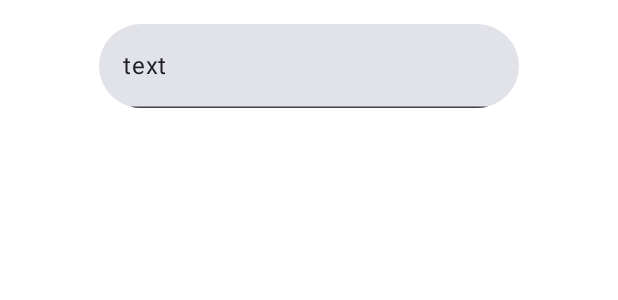
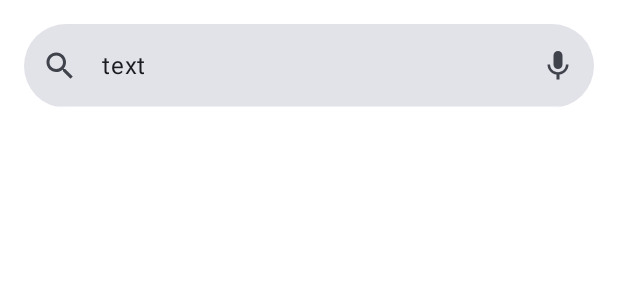
Before and after one commit to ViktoriaGavrosh/Android_Flight_Search, an Android app built with Jetpack Compose: the @Preview function FlightHomeScreenPreview, on a phone screen of 412 x 824 dp. Shown: the top 300 px of the screen. Run offline under Robolectric (Android 15) with nearby library versions, the phone set to English and light mode, and no system bars; our stand-ins replace Room's generated code.

Commit message:
fix TextField - UI

```diff
--- a/app/src/main/java/com/viktoriagavrosh/flightsearch/ui/FlightHomeScreen.kt
+++ b/app/src/main/java/com/viktoriagavrosh/flightsearch/ui/FlightHomeScreen.kt
@@ -3,12 +3,19 @@ package com.viktoriagavrosh.flightsearch.ui
 import androidx.compose.foundation.layout.Column
 import androidx.compose.foundation.layout.fillMaxWidth
 import androidx.compose.foundation.layout.padding
+import androidx.compose.material.icons.Icons
+import androidx.compose.material.icons.filled.Search
+import androidx.compose.material3.Icon
+import androidx.compose.material3.IconButton
 import androidx.compose.material3.MaterialTheme
 import androidx.compose.material3.TextField
+import androidx.compose.material3.TextFieldDefaults
 import androidx.compose.runtime.Composable
 import androidx.compose.ui.Alignment
 import androidx.compose.ui.Modifier
 import androidx.compose.ui.res.dimensionResource
+import androidx.compose.ui.res.painterResource
+import androidx.compose.ui.res.stringResource
 import androidx.compose.ui.tooling.preview.Preview
 import com.viktoriagavrosh.flightsearch.R
 import com.viktoriagavrosh.flightsearch.data.Airport
@@ -29,8 +36,30 @@ fun FlightHomeScreen(
         TextField(
             value = uiState.inputText,
             onValueChange = onTextChange,
-            shape = MaterialTheme.shapes.medium
-
+            modifier = Modifier.fillMaxWidth(),
+            singleLine = true,
+            leadingIcon = {
+                Icon(
+                    imageVector = Icons.Default.Search,
+                    contentDescription = stringResource(R.string.search_icon)
+                )
+            },
+            trailingIcon = {
+                IconButton(
+                    onClick = { /*TODO*/ }
+                ) {
+                    Icon(
+                        painter = painterResource(id = R.drawable.ic_mic),
+                        contentDescription = stringResource(R.string.microphone)
+                    )
+                }
+            },
+            shape = MaterialTheme.shapes.medium,
+            colors = TextFieldDefaults.colors(
+                focusedIndicatorColor = MaterialTheme.colorScheme.onPrimary,
+                unfocusedIndicatorColor = MaterialTheme.colorScheme.onPrimary,
+                disabledIndicatorColor = MaterialTheme.colorScheme.onPrimary
+            )
         )
         if (uiState.isSearch) {
             AirportsColumn(
@@ -54,7 +83,7 @@ fun FlightHomeScreen(
 @Preview
 @Composable
 fun FlightHomeScreenPreview() {
-    val mockAirport =  Airport(1, "Airport", "AAA", 1)
+    val mockAirport = Airport(1, "Airport", "AAA", 1)
     FlightSearchTheme {
         FlightHomeScreen(
             uiState = FlightUiState("text", mockAirport, emptyList()),
--- a/app/src/main/res/values/strings.xml
+++ b/app/src/main/res/values/strings.xml
@@ -5,4 +5,6 @@
     <string name="search">search</string>
     <string name="flight_from">Flight from %1$s</string>
     <string name="flight_search">Flight Search</string>
+    <string name="search_icon">Search icon</string>
+    <string name="microphone">Microphone</string>
 </resources>
```
